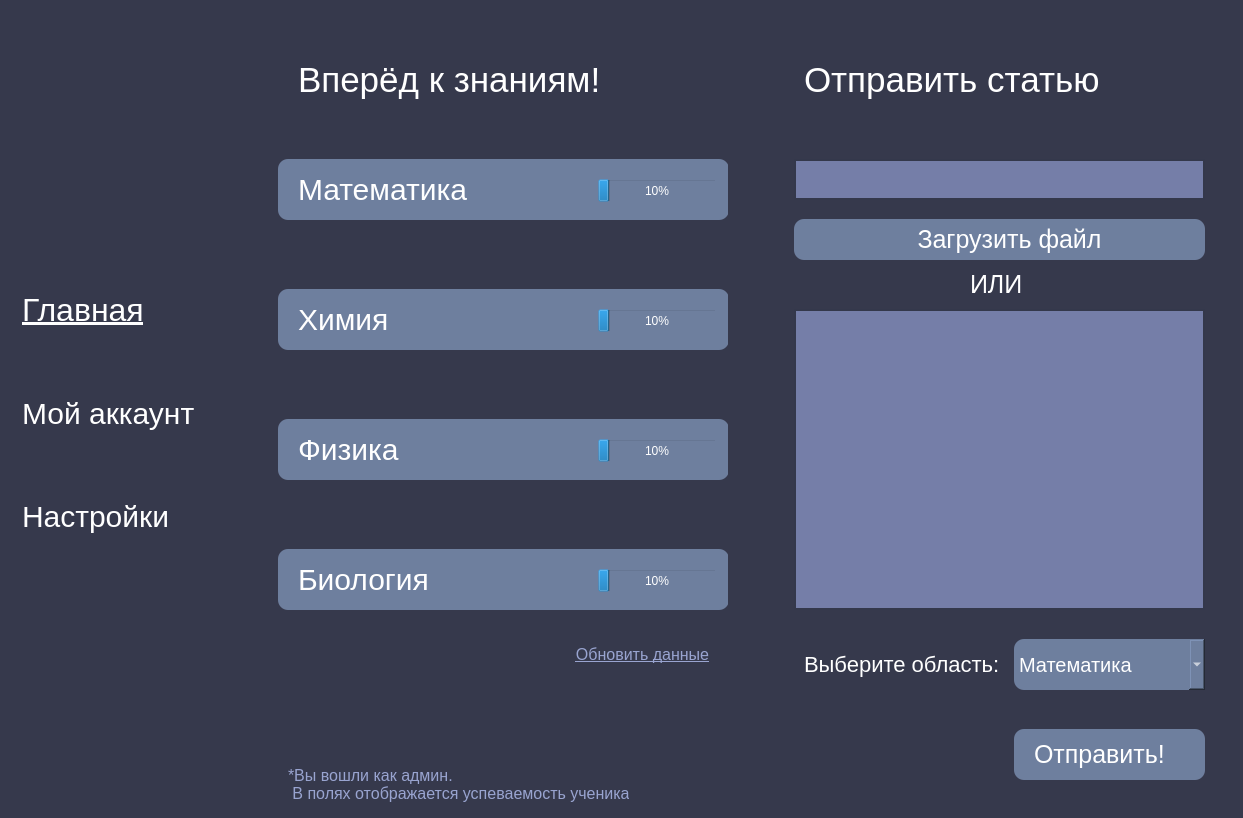
Old version of the form ui/main_page.ui in the repository NotAKes/frog.study.
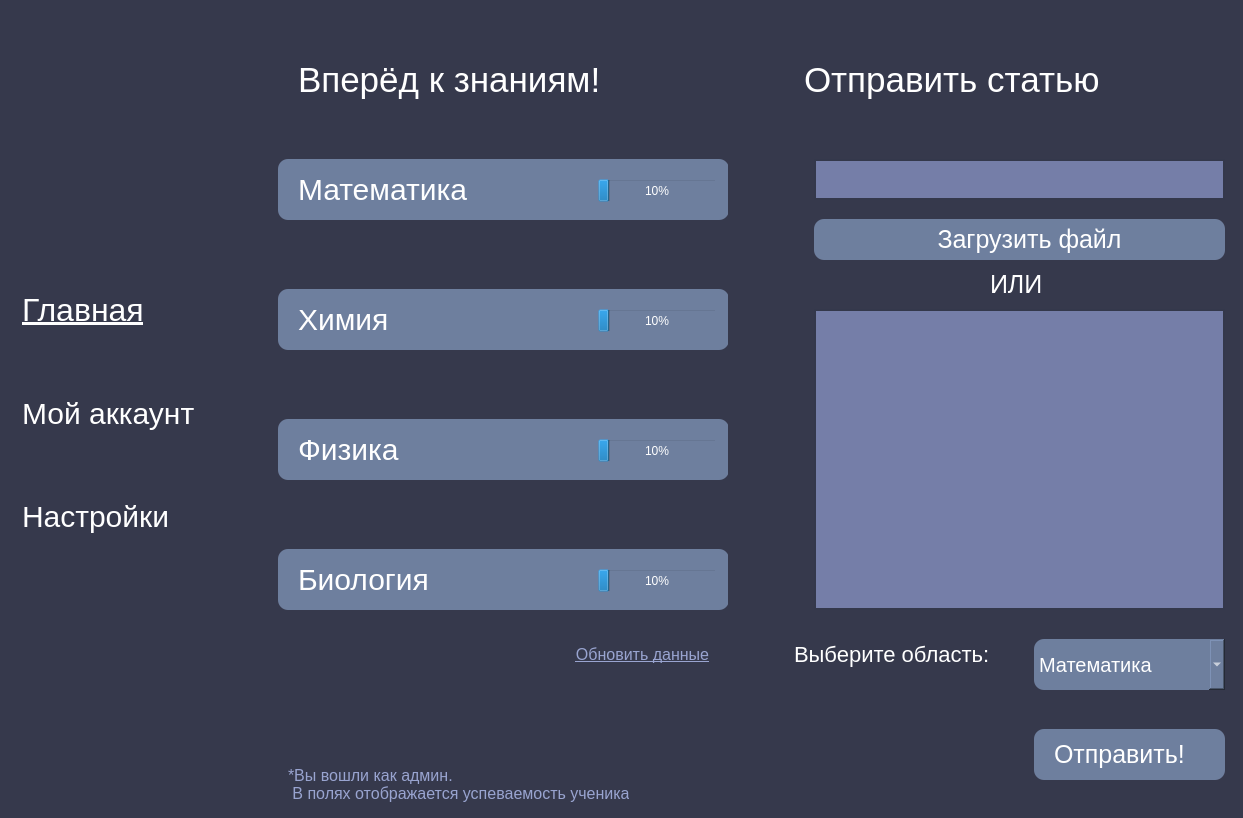
New version of the form.

Diff of the .ui file:
```diff
--- a/ui/main_page.ui
+++ b/ui/main_page.ui
@@ -412,7 +412,7 @@
       <widget class="QPushButton" name="confirm_send">
        <property name="geometry">
         <rect>
-         <x>280</x>
+         <x>300</x>
          <y>720</y>
          <width>191</width>
          <height>51</height>
@@ -435,7 +435,7 @@
       <widget class="QPushButton" name="send_button">
        <property name="geometry">
         <rect>
-         <x>60</x>
+         <x>80</x>
          <y>210</y>
          <width>411</width>
          <height>41</height>
@@ -458,7 +458,7 @@
       <widget class="QLabel" name="label_3">
        <property name="geometry">
         <rect>
-         <x>210</x>
+         <x>230</x>
          <y>260</y>
          <width>101</width>
          <height>31</height>
@@ -479,7 +479,7 @@
       <widget class="QTextEdit" name="senders_text">
        <property name="geometry">
         <rect>
-         <x>60</x>
+         <x>80</x>
          <y>300</y>
          <width>411</width>
          <height>301</height>
@@ -502,7 +502,7 @@
       <widget class="QComboBox" name="comboBox">
        <property name="geometry">
         <rect>
-         <x>280</x>
+         <x>300</x>
          <y>630</y>
          <width>191</width>
          <height>51</height>
@@ -538,8 +538,8 @@
       <widget class="QLabel" name="label_4">
        <property name="geometry">
         <rect>
-         <x>70</x>
-         <y>630</y>
+         <x>60</x>
+         <y>620</y>
          <width>211</width>
          <height>51</height>
         </rect>
@@ -555,7 +555,7 @@
       <widget class="QLineEdit" name="title_edit">
        <property name="geometry">
         <rect>
-         <x>60</x>
+         <x>80</x>
          <y>150</y>
          <width>411</width>
          <height>41</height>
@@ -568,6 +568,44 @@
 border: 2px solid rgb(52, 56, 75);</string>
        </property>
       </widget>
+      <widget class="QLabel" name="success_label">
+       <property name="geometry">
+        <rect>
+         <x>60</x>
+         <y>720</y>
+         <width>231</width>
+         <height>71</height>
+        </rect>
+       </property>
+       <property name="styleSheet">
+        <string notr="true">color:rgb(145, 255, 143);
+font-size:16px;
+text-align: justify;
+justify-content: center;</string>
+       </property>
+       <property name="text">
+        <string/>
+       </property>
+      </widget>
+      <widget class="QLabel" name="error_label">
+       <property name="geometry">
+        <rect>
+         <x>60</x>
+         <y>670</y>
+         <width>181</width>
+         <height>51</height>
+        </rect>
+       </property>
+       <property name="styleSheet">
+        <string notr="true">color:orange;
+font-size:19px;
+text-align: justify;
+justify-content: center;</string>
+       </property>
+       <property name="text">
+        <string/>
+       </property>
+      </widget>
      </widget>
     </item>
    </layout>
```
Left out of the diff: 7 changed lines with no effect on the pictures.
